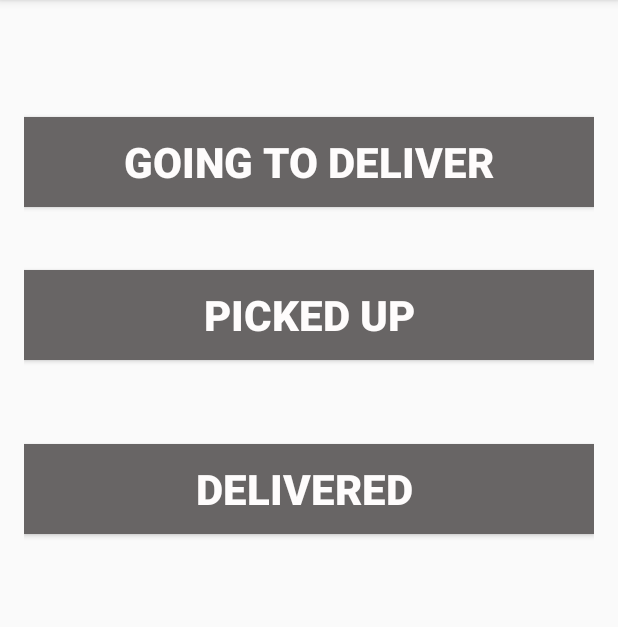
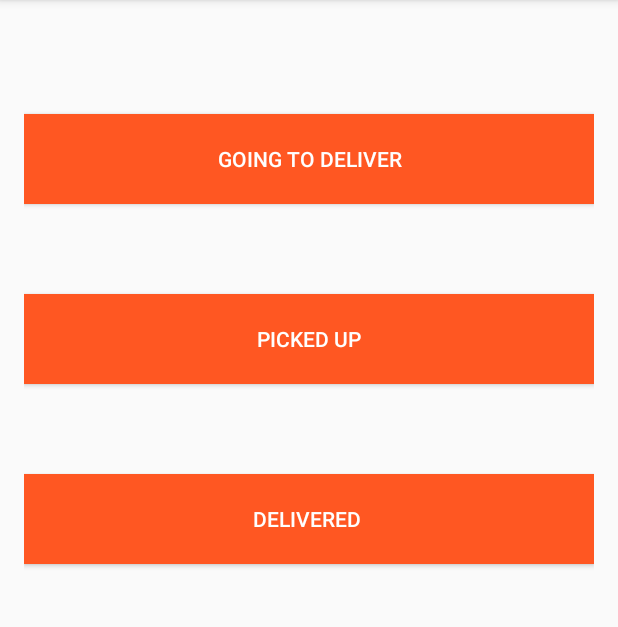
Before and after one commit to kalyandechiraju/track-my-order, an Android app: the UpdateOrderActivity screen opened directly, with no data from a screen before it, on a phone screen of 412 x 824 dp, the part 84-711 px from its top. Run offline under Robolectric (Android 15) with nearby library versions, the phone set to English and light mode, and no system bars.

Commit message:
Minor improvements

```diff
--- a/app/src/main/java/com/challengers/trackmyorder/ShowUserOrdersActivity.java
+++ b/app/src/main/java/com/challengers/trackmyorder/ShowUserOrdersActivity.java
@@ -75,7 +75,7 @@ public class ShowUserOrdersActivity extends AppCompatActivity {
         String orders[];
         public CustomUserOrderArrayAdapter(Context ctx,String[] ordersList) {
 
-            super(ctx,R.layout.single_row_to_show_user_order,R.id.text1,ordersList);
+            super(ctx,R.layout.user_order_list_item,R.id.text1,ordersList);
             this.ctx = ctx;
             this.orders = ordersList;
         }
@@ -85,7 +85,7 @@ public class ShowUserOrdersActivity extends AppCompatActivity {
             View row = convertView;
             if(row == null) {
                 LayoutInflater layoutInflater = (LayoutInflater) ctx.getSystemService(Context.LAYOUT_INFLATER_SERVICE);
-                row = layoutInflater.inflate(R.layout.single_row_to_show_user_order, parent, false);
+                row = layoutInflater.inflate(R.layout.user_order_list_item, parent, false);
             }
             TextView textView = (TextView) row.findViewById(R.id.text1);
             textView.setText(orders[position]);
--- a/app/src/main/res/layout/activity_login_dboy.xml
+++ b/app/src/main/res/layout/activity_login_dboy.xml
@@ -41,6 +41,7 @@
         android:layout_height="wrap_content"
         android:text="Login"
         android:onClick="doLogin"
+        style="@style/Base.Widget.AppCompat.Button.Borderless.Colored"
         android:layout_below="@+id/userPass"
         android:layout_centerHorizontal="true"
         android:layout_marginTop="64dp" />
--- a/app/src/main/res/layout/activity_maps.xml
+++ b/app/src/main/res/layout/activity_maps.xml
@@ -11,7 +11,4 @@
         android:layout_height="match_parent"
         tools:context="com.challengers.trackmyorder.MapsActivity" />
 
-
-
-
 </RelativeLayout>
--- a/app/src/main/res/layout/activity_update_order.xml
+++ b/app/src/main/res/layout/activity_update_order.xml
@@ -14,11 +14,9 @@
         android:layout_height="60dp"
         android:text="Going To Deliver"
         android:id="@+id/GTDeliver"
-        android:textStyle="bold"
-        android:textSize="28sp"
-        android:background="#686565"
-        android:textColor="#fefcfc"
-        android:layout_marginTop="62dp"
+        android:background="@color/colorAccent"
+        android:textColor="#fefefe"
+        android:layout_marginTop="60dp"
         android:onClick="goingToPickup"
         android:layout_alignParentTop="true"
         android:layout_alignParentLeft="true"
@@ -31,15 +29,13 @@
         android:layout_height="60dp"
         android:text="Picked Up"
         android:id="@+id/button2"
-        android:textStyle="bold"
-        android:textSize="28sp"
-        android:background="#686565"
-        android:textColor="#fefcfc"
+        android:background="@color/colorAccent"
+        android:textColor="#fefefe"
         android:onClick="pickedUpOrder"
         android:layout_below="@+id/GTDeliver"
         android:layout_alignParentLeft="true"
         android:layout_alignParentStart="true"
-        android:layout_marginTop="42dp"
+        android:layout_marginTop="60dp"
         android:layout_alignParentRight="true"
         android:layout_alignParentEnd="true" />
 
@@ -48,12 +44,10 @@
         android:layout_height="60dp"
         android:text="Delivered "
         android:id="@+id/button3"
-        android:layout_marginTop="56dp"
-        android:textStyle="bold"
-        android:textSize="28sp"
+        android:layout_marginTop="60dp"
         android:onClick="deliveredOrder"
-        android:background="#686565"
-        android:textColor="#fefcfc"
+        android:background="@color/colorAccent"
+        android:textColor="#fefefe"
         android:layout_below="@+id/button2"
         android:layout_alignParentLeft="true"
         android:layout_alignParentStart="true"
```
Also changed, not shown: app/src/main/res/layout/activity_dboy_main_menu.xml (+3 -9 lines), app/src/main/res/layout/user_order_list_item.xml (renamed from app/src/main/res/layout/single_row_to_show_user_order.xml).
